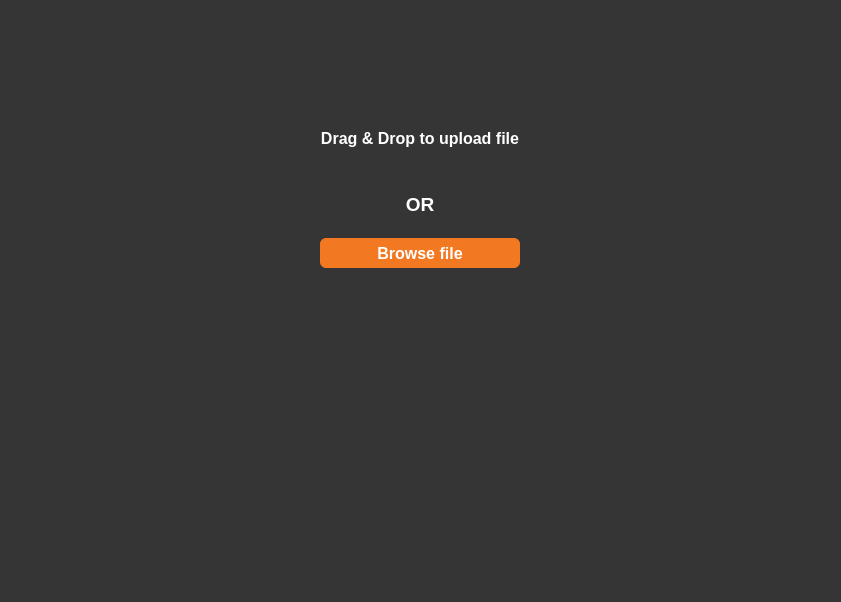
Before: the Qt Designer form newSimpleAnalyze/screens/ui/FileUploader.ui in Smidig-Leo/volatility3, drawn with Qt 5.
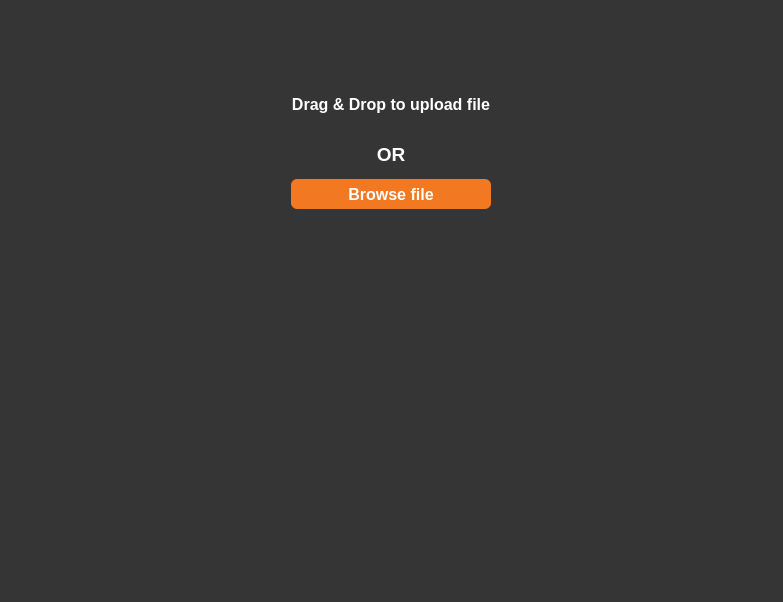
After: the same form once the commit is applied. Icons and pictures are not drawn.

The edit to the form file:
```diff
--- a/newSimpleAnalyze/screens/ui/FileUploader.ui
+++ b/newSimpleAnalyze/screens/ui/FileUploader.ui
@@ -6,7 +6,7 @@
    <rect>
     <x>0</x>
     <y>0</y>
-    <width>841</width>
+    <width>783</width>
     <height>602</height>
    </rect>
   </property>
@@ -176,7 +176,7 @@
       <property name="minimumSize">
        <size>
         <width>500</width>
-        <height>400</height>
+        <height>300</height>
        </size>
       </property>
       <property name="maximumSize">
@@ -202,12 +202,27 @@
        <enum>QFrame::Raised</enum>
       </property>
       <layout class="QVBoxLayout" name="verticalLayout_2">
+       <property name="spacing">
+        <number>10</number>
+       </property>
+       <property name="leftMargin">
+        <number>0</number>
+       </property>
+       <property name="topMargin">
+        <number>0</number>
+       </property>
+       <property name="rightMargin">
+        <number>0</number>
+       </property>
+       <property name="bottomMargin">
+        <number>0</number>
+       </property>
        <item>
         <widget class="QFrame" name="frame_2">
          <property name="minimumSize">
           <size>
            <width>0</width>
-           <height>250</height>
+           <height>200</height>
           </size>
          </property>
          <property name="maximumSize">
@@ -240,6 +255,18 @@
           </property>
           <item alignment="Qt::AlignHCenter">
            <widget class="QLabel" name="label">
+            <property name="minimumSize">
+             <size>
+              <width>40</width>
+              <height>30</height>
+             </size>
+            </property>
+            <property name="maximumSize">
+             <size>
+              <width>16777215</width>
+              <height>16777215</height>
+             </size>
+            </property>
             <property name="text">
              <string/>
             </property>
@@ -253,6 +280,18 @@
           </item>
           <item>
            <widget class="QLabel" name="labelDragDrop">
+            <property name="minimumSize">
+             <size>
+              <width>0</width>
+              <height>20</height>
+             </size>
+            </property>
+            <property name="maximumSize">
+             <size>
+              <width>16777215</width>
+              <height>16777215</height>
+             </size>
+            </property>
             <property name="font">
              <font>
               <family>Arial</family>
@@ -281,6 +320,18 @@
           </item>
           <item>
            <widget class="QLabel" name="textOR">
+            <property name="minimumSize">
+             <size>
+              <width>0</width>
+              <height>20</height>
+             </size>
+            </property>
+            <property name="maximumSize">
+             <size>
+              <width>16777215</width>
+              <height>16777215</height>
+             </size>
+            </property>
             <property name="font">
              <font>
               <family>Arial</family>
@@ -351,8 +402,20 @@
          </layout>
         </widget>
        </item>
-       <item>
+       <item alignment="Qt::AlignHCenter">
         <widget class="QFrame" name="fileUploaderFrame">
+         <property name="minimumSize">
+          <size>
+           <width>300</width>
+           <height>100</height>
+          </size>
+         </property>
+         <property name="maximumSize">
+          <size>
+           <width>200</width>
+           <height>16777215</height>
+          </size>
+         </property>
          <property name="styleSheet">
           <string notr="true">
 </string>
@@ -381,6 +444,12 @@
           </property>
           <item>
            <widget class="QScrollArea" name="fileUploaderScroll">
+            <property name="minimumSize">
+             <size>
+              <width>300</width>
+              <height>100</height>
+             </size>
+            </property>
             <property name="styleSheet">
              <string notr="true">background-color:transparent;
 </string>
@@ -393,8 +462,8 @@
               <rect>
                <x>0</x>
                <y>0</y>
-               <width>482</width>
-               <height>116</height>
+               <width>300</width>
+               <height>100</height>
               </rect>
              </property>
              <property name="styleSheet">
@@ -476,7 +545,7 @@
            <rect>
             <x>0</x>
             <y>0</y>
-            <width>823</width>
+            <width>765</width>
             <height>30</height>
            </rect>
           </property>
```
Left out of the diff: 5 changed lines with no effect on the pictures.
